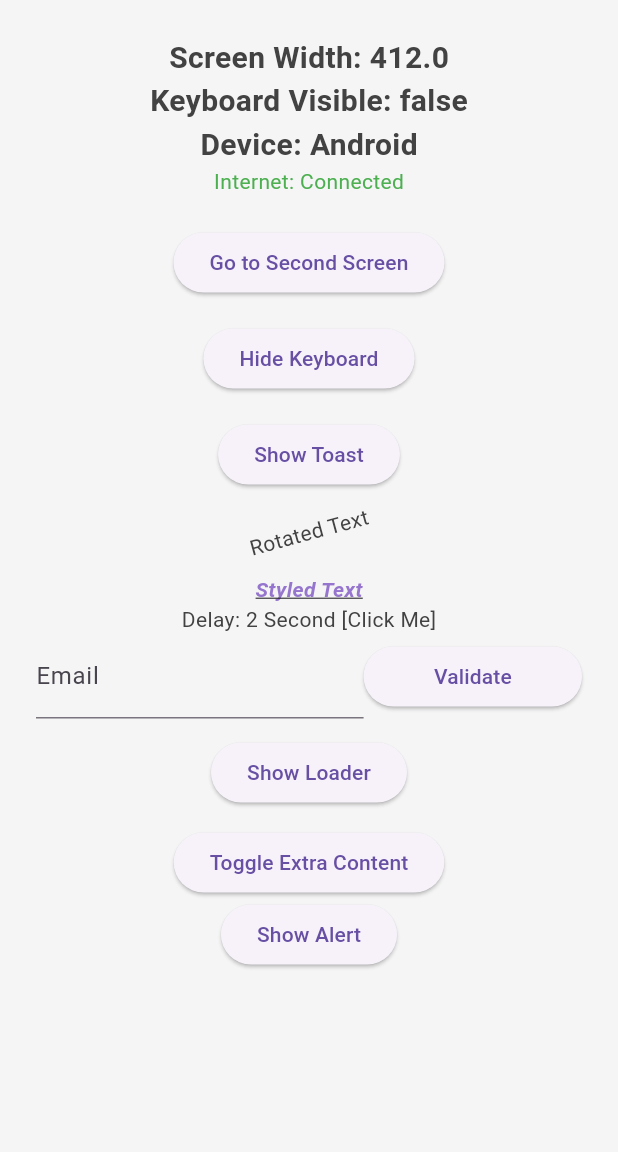
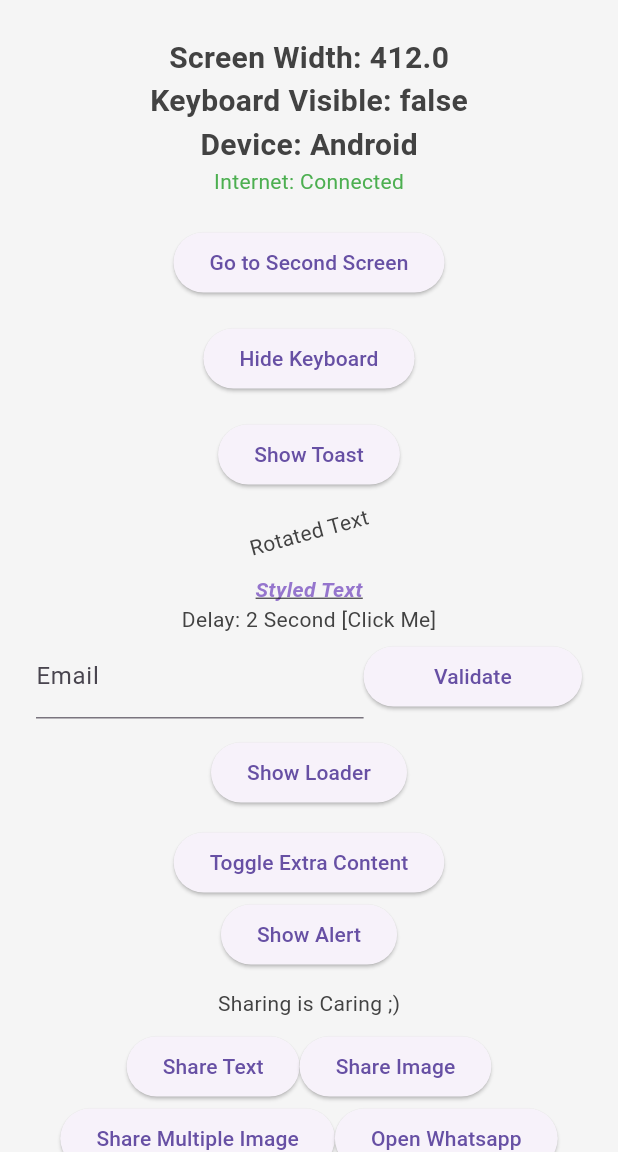
Before and after one commit to ShashwatDhingra/EaseX, a Flutter app: the screen it shows after launch, on a phone screen of 412 x 824 dp, the part 84-1236 px from its top. Run offline on Flutter 3.47's test engine with Material 3 defaults, Android fonts, the phone set to English and light mode, and no system bars; our stand-ins replace fluttertoast, image_picker, share_plus.

Commit message:
ADD: Add Share Utils

```diff
--- a/ease_x_test_app/lib/main.dart
+++ b/ease_x_test_app/lib/main.dart
@@ -1,5 +1,8 @@
+import 'dart:io';
+
 import 'package:flutter/material.dart';
 import 'package:ease_x/ease_x.dart';
+import 'package:image_picker/image_picker.dart';
 
 void main() {
   runApp(const EaseXExampleApp());
@@ -66,6 +69,7 @@ class _ExampleHomeScreenState extends State<ExampleHomeScreen> {
             AppBar(title: const Text('EaseX Example')), // App bar with title
         body: Form(
           key: formKey,
+          child: SingleChildScrollView(
             child: Column(
               crossAxisAlignment: CrossAxisAlignment.center,
               children: [
@@ -198,8 +202,88 @@ class _ExampleHomeScreenState extends State<ExampleHomeScreen> {
                     .bold()
                     .showIf(
                         showExtraContent), // showIf will conditionally display the widget
+
+                // Sharing Utils Examples
+                const Text('Sharing is Caring ;)'),
+                8.vBox,
+                Row(
+                  mainAxisAlignment: MainAxisAlignment.center,
+                  children: [
+                    ElevatedButton(
+                      onPressed: () {
+                        EaseXShare.shareText(
+                            "Hello, check out this amazing app!");
+                      },
+                      child: const Text("Share Text"),
+                    ),
+                    // Share Single image
+                    ElevatedButton(
+                      onPressed: () async {
+                        final ImagePicker picker = ImagePicker();
+                        final image =
+                            await picker.pickImage(source: ImageSource.gallery);
+                        if (image != null) {
+                          File imageFile = File(image.path);
+                          EaseXShare.shareSingleImage(imageFile,
+                              text: "Single image sharing");
+                        }
+                      },
+                      child: const Text("Share Image"),
+                    ),
+                    // Share Multiple image
+                  ],
+                ),
+                Row(mainAxisAlignment: MainAxisAlignment.center, children: [
+                  ElevatedButton(
+                    onPressed: () async {
+                      final ImagePicker picker = ImagePicker();
+                      final image = await picker.pickMultiImage();
+                      if (image.isNotEmpty) {
+                        final images =
+                            image.map((file) => File(file.path)).toList();
+                        EaseXShare.shareMultipleImages(images, text: "Hello");
+                      }
+                    },
+                    child: const Text("Share Multiple Image"),
+                  ),
+                  // Open WhatsApp chat with specific number.
+                  ElevatedButton(
+                    onPressed: () async {
+                      EaseXShare.openWhatsAppChat('+91', '8920119443',
+                          message: "Flutter Developer.");
+                    },
+                    child: const Text("Open Whatsapp"),
+                  )
+                ]),
+                Row(mainAxisAlignment: MainAxisAlignment.center, children: [
+                  ElevatedButton(
+                    onPressed: () async {
+                      final ImagePicker picker = ImagePicker();
+                      final video =
+                          await picker.pickVideo(source: ImageSource.gallery);
+                      if (video != null) {
+                        final videoFile = File(video.path);
+                        EaseXShare.shareVideo(videoFile);
+                      }
+                    },
+                    child: const Text("Share Video"),
+                  ),
+                  // Open WhatsApp chat with specific number.
+                  ElevatedButton(
+                    onPressed: () async {
+                      final ImagePicker picker = ImagePicker();
+                      final pickedFile = await picker.pickMedia();
+                      if (pickedFile != null) {
+                        final file = File(pickedFile.path);
+                        EaseXShare.shareFile(file);
+                      }
+                    },
+                    child: const Text("Share File"),
+                  )
+                ])
               ],
             ).pad(all: 24),
+          ),
         ) // Ease Padding to any Widget,
         );
   }
--- a/ease_x_test_app/pubspec.yaml
+++ b/ease_x_test_app/pubspec.yaml
@@ -30,6 +30,7 @@ environment:
 dependencies:
   flutter:
     sdk: flutter
+  image_picker: ^1.1.2
   ease_x:
     path: ../
 
--- a/example/main.dart
+++ b/example/main.dart
@@ -1,5 +1,8 @@
+import 'dart:io';
+
 import 'package:flutter/material.dart';
 import 'package:ease_x/ease_x.dart';
+import 'package:image_picker/image_picker.dart';
 
 void main() {
   runApp(const EaseXExampleApp());
@@ -66,6 +69,7 @@ class _ExampleHomeScreenState extends State<ExampleHomeScreen> {
             AppBar(title: const Text('EaseX Example')), // App bar with title
         body: Form(
           key: formKey,
+          child: SingleChildScrollView(
             child: Column(
               crossAxisAlignment: CrossAxisAlignment.center,
               children: [
@@ -198,10 +202,90 @@ class _ExampleHomeScreenState extends State<ExampleHomeScreen> {
                     .bold()
                     .showIf(
                         showExtraContent), // showIf will conditionally display the widget
+
+                // Sharing Utils Examples
+                const Text('Sharing is Caring ;)'),
+                8.vBox,
+                Row(
+                  mainAxisAlignment: MainAxisAlignment.center,
+                  children: [
+                    ElevatedButton(
+                      onPressed: () {
+                        EaseXShare.shareText(
+                            "Hello, check out this amazing app!");
+                      },
+                      child: const Text("Share Text"),
+                    ),
+                    // Share Single image
+                    ElevatedButton(
+                      onPressed: () async {
+                        final ImagePicker picker = ImagePicker();
+                        final image =
+                            await picker.pickImage(source: ImageSource.gallery);
+                        if (image != null) {
+                          File imageFile = File(image.path);
+                          EaseXShare.shareSingleImage(imageFile,
+                              text: "Single image sharing");
+                        }
+                      },
+                      child: const Text("Share Image"),
+                    ),
+                    // Share Multiple image
                   ],
-          ).pad(all: 24),
-        ) // Ease Padding to any Widget,
-        );
+                ),
+                Row(mainAxisAlignment: MainAxisAlignment.center, children: [
+                  ElevatedButton(
+                    onPressed: () async {
+                      final ImagePicker picker = ImagePicker();
+                      final image = await picker.pickMultiImage();
+                      if (image.isNotEmpty) {
+                        final images =
+                            image.map((file) => File(file.path)).toList();
+                        EaseXShare.shareMultipleImages(images,
+                            text: "Multiple image sharing");
+                      }
+                    },
+                    child: const Text("Share Multiple Image"),
+                  ),
+                  // Open WhatsApp chat with specific number.
+                  ElevatedButton(
+                    onPressed: () async {
+                      EaseXShare.openWhatsAppChat('+91', '8920119443',
+                          message: "Flutter Developer.");
+                    },
+                    child: const Text("Open Whatsapp"),
+                  )
+                ]),
+                Row(mainAxisAlignment: MainAxisAlignment.center, children: [
+                  ElevatedButton(
+                    onPressed: () async {
+                      final ImagePicker picker = ImagePicker();
+                      final video =
+                          await picker.pickVideo(source: ImageSource.gallery);
+                      if (video != null) {
+                        final videoFile = File(video.path);
+                        EaseXShare.shareVideo(videoFile);
+                      }
+                    },
+                    child: const Text("Share Video"),
+                  ),
+                  // Open WhatsApp chat with specific number.
+                  ElevatedButton(
+                    onPressed: () async {
+                      final ImagePicker picker = ImagePicker();
+                      final pickedFile = await picker.pickMedia();
+                      if (pickedFile != null) {
+                        final file = File(pickedFile.path);
+                        EaseXShare.shareFile(file);
+                      }
+                    },
+                    child: const Text("Share File"),
+                  )
+                ])
+              ],
+            ).pad(all: 24), // Ease Padding to any Widget,
+          ),
+        ));
   }
 }
 
--- a/lib/ease_x.dart
+++ b/lib/ease_x.dart
@@ -8,3 +8,4 @@ export 'package:ease_x/utils/ease_x_device.dart';
 export 'package:ease_x/utils/ease_x_loader.dart';
 export 'package:ease_x/utils/size.dart';
 export 'package:ease_x/utils/ease_x_theme.dart';
+export 'package:ease_x/utils/ease_x_share.dart';
--- a/lib/extensions/ease_x_ui_ext.dart
+++ b/lib/extensions/ease_x_ui_ext.dart
@@ -4,8 +4,8 @@ import 'package:fluttertoast/fluttertoast.dart';
 
 /// 🛠️ EaseX Spacing Extensions
 extension EaseXBox on num {
-  SizedBox get hBox => SizedBox(width: toDouble());
-  SizedBox get vBox => SizedBox(height: toDouble());
+  SizedBox get hBox => SizedBox(width: toDouble()); // Horizontal Box
+  SizedBox get vBox => SizedBox(height: toDouble()); // Vertical Box
 }
 
 /// 🍞 Toast Messages
--- /dev/null
+++ b/lib/utils/ease_x_share.dart
@@ -0,0 +1,54 @@
+import 'dart:io';
+import 'package:flutter/services.dart';
+import 'package:mime/mime.dart';
+import 'package:share_plus/share_plus.dart';
+import 'package:url_launcher/url_launcher.dart';
+
+class EaseXShare {
+  /// Share text via different applications.
+  static Future<void> shareText(String text) async {
+    await Share.share(text);
+  }
+
+  /// Share a single image file
+  static Future<void> shareSingleImage(File imageFile, {String? text}) async {
+    final mimeType = lookupMimeType(imageFile.path);
+    if (mimeType != null && mimeType.startsWith('image')) {
+      await Share.shareXFiles([XFile(imageFile.path)],
+          text: text, sharePositionOrigin: Rect.zero);
+    } else {
+      throw Exception("Invalid image file");
+    }
+  }
+
+  /// Share multiple images
+  static Future<void> shareMultipleImages(List<File> imageFiles,
+      {String? text}) async {
+    final List<XFile> xFiles = imageFiles
+        .map((file) => XFile(file.path, mimeType: lookupMimeType(file.path)))
+        .toList();
+
+    await Share.shareXFiles(xFiles, text: text);
+  }
+
+  /// Open WhatsApp chat with a specific phone number and optinal message.
+  static Future<void> openWhatsAppChat(String countryCode, String phoneNumber,
+      {String message = ""}) async {
+    final Uri url = Uri.parse(
+        "https://wa.me/$countryCode$phoneNumber?text=${Uri.encodeComponent(message)}");
+
+    if (!await launchUrl(url, mode: LaunchMode.externalApplication)) {
+      throw Exception("Could not open WhatsApp");
+    }
+  }
+
+  /// Share File via different applications.
+  static Future<void> shareFile(File file, {String? text}) async {
+    await Share.shareXFiles([XFile(file.path)], text: text);
+  }
+
+  /// Share Video via different applications.
+  static Future<void> shareVideo(File videoFile) async {
+    await Share.shareXFiles([XFile(videoFile.path)]);
+  }
+}
--- a/pubspec.yaml
+++ b/pubspec.yaml
@@ -1,6 +1,6 @@
 name: ease_x
 description: "A set of useful Flutter extensions for UI, navigation, theming, and utilities."
-version: 1.2.0
+version: 1.3.0
 repository: https://github.com/ShashwatDhingra/EaseX
 homepage: https://pub.dev/packages/ease_x
 
@@ -12,6 +12,10 @@ dependencies:
   flutter:
     sdk: flutter
   fluttertoast: ^8.2.12
+  url_launcher: ^6.2.5
+  share_plus: ^7.2.1
+  mime: ^1.0.4
+  image_picker: ^1.1.2
 
 dev_dependencies:
   flutter_test:
```
Also changed, not shown: ease_x_test_app/pubspec.lock, 9 other files. Lines whose indentation alone changed are shown as unchanged.
